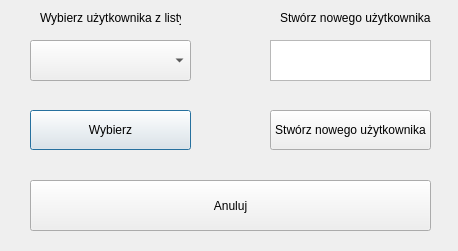
Before: the Qt Designer form forms/ChangeUserWindow.ui in wshknmt/QT-SuperMemo, drawn with Qt 5.
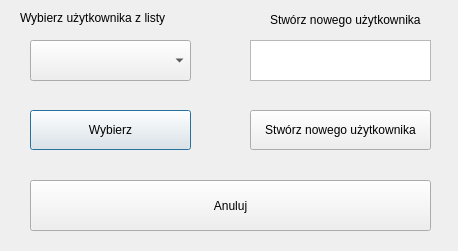
After: the same form once the commit is applied.

What changed in the file:
```diff
--- a/forms/ChangeUserWindow.ui
+++ b/forms/ChangeUserWindow.ui
@@ -47,9 +47,9 @@
   <widget class="QLabel" name="label">
    <property name="geometry">
     <rect>
-     <x>40</x>
+     <x>20</x>
      <y>10</y>
-     <width>141</width>
+     <width>191</width>
      <height>16</height>
     </rect>
    </property>
@@ -60,10 +60,10 @@
   <widget class="QLabel" name="label_2">
    <property name="geometry">
     <rect>
-     <x>280</x>
+     <x>270</x>
      <y>10</y>
-     <width>171</width>
-     <height>16</height>
+     <width>201</width>
+     <height>20</height>
     </rect>
    </property>
    <property name="text">
@@ -92,9 +92,9 @@
   <widget class="QPushButton" name="createButton">
    <property name="geometry">
     <rect>
-     <x>270</x>
+     <x>250</x>
      <y>110</y>
-     <width>161</width>
+     <width>181</width>
      <height>40</height>
     </rect>
    </property>
@@ -118,9 +118,9 @@
   <widget class="QTextEdit" name="nameTextEdit">
    <property name="geometry">
     <rect>
-     <x>270</x>
+     <x>250</x>
      <y>40</y>
-     <width>161</width>
+     <width>181</width>
      <height>41</height>
     </rect>
    </property>
```
